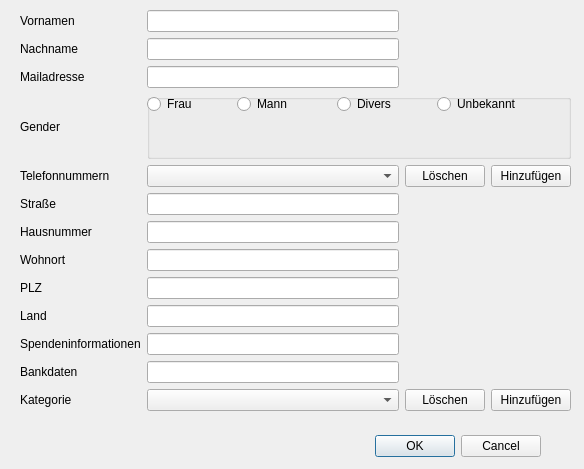
Above: gui/Kontaktdialog.ui from JojoArchiv/KontaktVerwaltung before the change. Below: the same form after it.
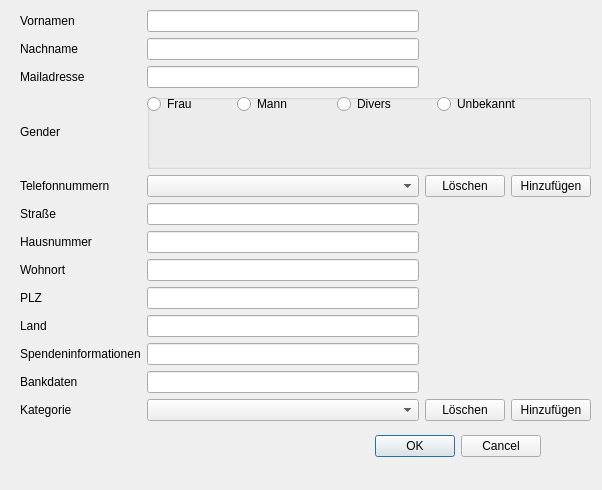
That is the form after the change.

Diff of the .ui file:
```diff
--- a/gui/Kontaktdialog.ui
+++ b/gui/Kontaktdialog.ui
@@ -6,8 +6,8 @@
    <rect>
     <x>0</x>
     <y>0</y>
-    <width>584</width>
-    <height>469</height>
+    <width>602</width>
+    <height>490</height>
    </rect>
   </property>
   <property name="windowTitle">
@@ -34,8 +34,8 @@
     <rect>
      <x>20</x>
      <y>10</y>
-     <width>551</width>
-     <height>401</height>
+     <width>571</width>
+     <height>411</height>
     </rect>
    </property>
    <layout class="QGridLayout" name="gridLayout">
@@ -243,7 +243,7 @@
         <rect>
          <x>290</x>
          <y>0</y>
-         <width>89</width>
+         <width>101</width>
          <height>20</height>
         </rect>
        </property>
```
Left out of the diff: 22 changed lines with no effect on the pictures.
